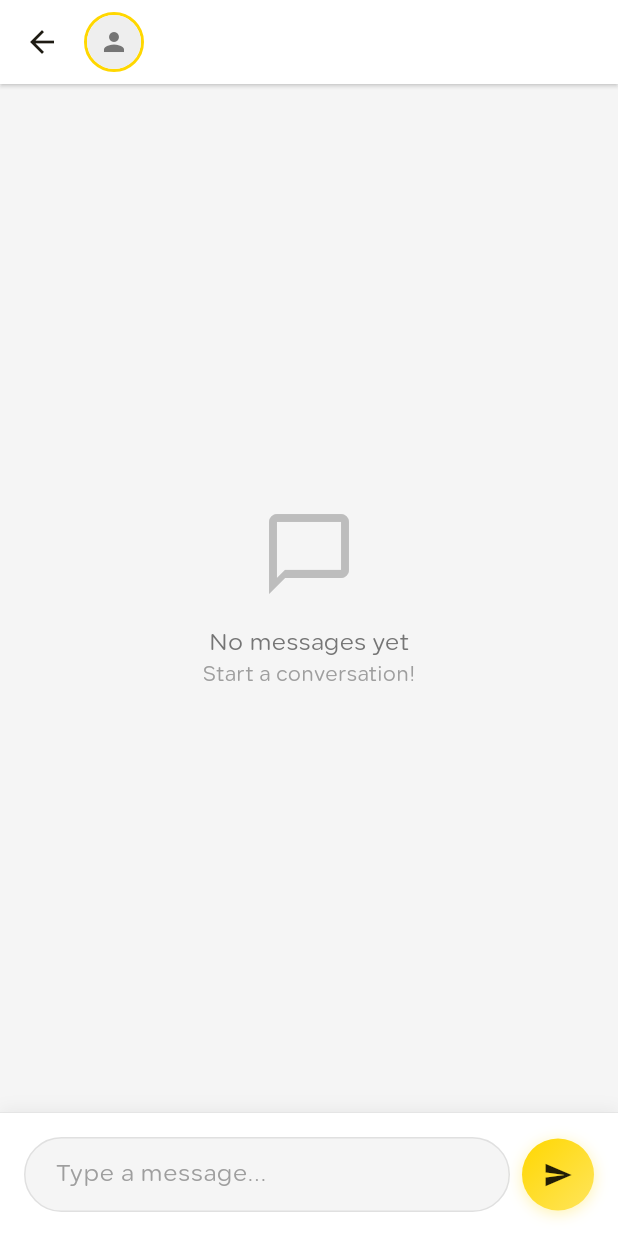
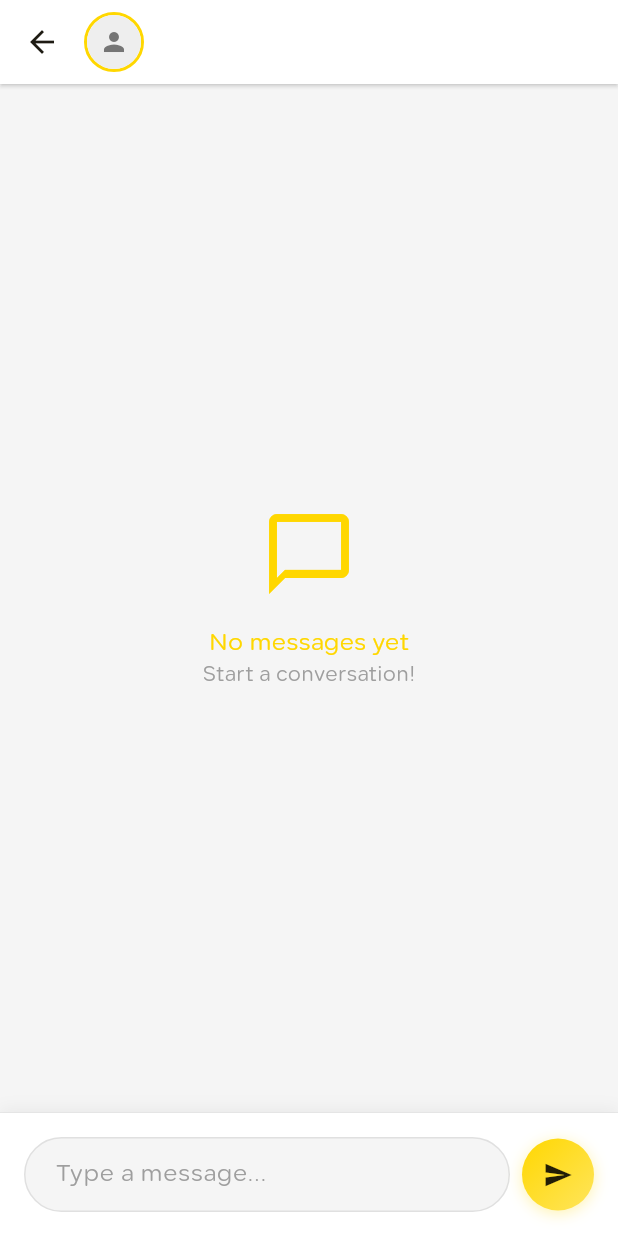
Before and after one commit to khaledmub/Cookster-flutter, a Flutter app: the ChatScreen screen opened directly with empty values, on a phone screen of 412 x 824 dp. Run offline on Flutter 3.47's test engine with Material 3 defaults, Android fonts, the light colour scheme and no system bars; our stand-ins replace app_links, audioplayers, awesome_dialog, cached_network_image, camera, carousel_slider and 35 more; missing offline and left inert: custom_info_window, dropdown_flutter, easy_video_editor, ffmpeg_kit_flutter_full_gpl, flutter_facebook_auth, flutter_tawkto and 6 more; accounts and stored records are empty; network calls fail; project files that could hold a hidden picture were left out; key blocks and very long unbroken strings in the code were emptied for the run.

Commit message:
Fix: Update "No messages yet" text color in chat screen
This commit changes the color of the "No messages yet" text and its accompanying icon on the chat screen.
The color has been updated from `Colors.grey[400]` (for the icon) and `Colors.grey[600]` (for the text) to `ColorUtils.primaryColor`.
This ensures visual consistency with the application's primary color scheme.

```diff
--- a/lib/modules/chatScreen/chatScreenView.dart
+++ b/lib/modules/chatScreen/chatScreenView.dart
@@ -559,13 +559,13 @@
                         Icon(
                           Icons.chat_bubble_outline,
                           size: 64,
-                          color: Colors.grey[400],
+                          color: ColorUtils.primaryColor
                         ),
                         SizedBox(height: 16),
                         Text(
                           'no_messages_yet'.tr,
                           style: TextStyle(
-                            color: Colors.grey[600],
+                            color: ColorUtils.primaryColor,
                             fontSize: 16,
                           ),
                         ),
```
